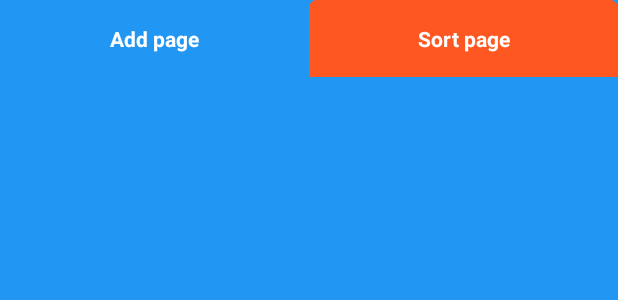
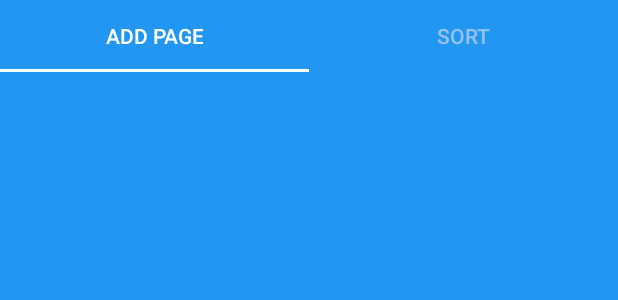
Before and after one commit to RockPilgrim/Money, an Android app: the layout activity_main.xml on its own in the app's theme, with its tools: preview values and no code run, on a phone screen of 412 x 824 dp. Shown: the top 300 px of the screen. Run offline under Robolectric (Android 15) with nearby library versions, the phone set to English and light mode, and no system bars.

Commit message:
Add tabs to toolbar

```diff
--- a/MoneyForTravel/app/src/main/java/my/rockpilgrim/moneyfortravel/view/add/AddFragment.java
+++ b/MoneyForTravel/app/src/main/java/my/rockpilgrim/moneyfortravel/view/add/AddFragment.java
@@ -96,7 +96,6 @@ public class AddFragment extends MvpAppCompatFragment implements IMvpAddView {
                 , tagEditText.getText().toString()
                 , descriptionEditText.getText().toString()
                 , new Date().getTime());
-
         clearFields();
         closeKeyboard();
     }
--- a/MoneyForTravel/app/src/main/res/layout/activity_main.xml
+++ b/MoneyForTravel/app/src/main/res/layout/activity_main.xml
@@ -22,47 +22,30 @@
             android:layout_height="0dp"
             android:translationZ="2dp"
             app:popupTheme="@style/Theme.AppCompat.Light"/>
-
-            <LinearLayout
-                android:orientation="horizontal"
+            <com.google.android.material.tabs.TabLayout
+                android:id="@+id/tab_layout"
+                app:tabSelectedTextColor="@color/colorWhite"
+                app:tabTextColor="@color/colorTextUnFocus"
+                app:tabIndicatorColor="@color/colorWhite"
                 android:layout_width="match_parent"
                 android:layout_height="wrap_content">
-
-                <Button
-                    android:padding="16dp"
-                    android:textStyle="bold"
-                    style="@style/AppTheme"
-                    android:text="@string/add_page"
-                    android:textColor="@color/colorWhite"
-                    android:textAllCaps="false"
-                    android:background="@drawable/button_shape"
-                    android:backgroundTint="@color/colorAdd"
+                <com.google.android.material.tabs.TabItem
                     android:id="@+id/add_button"
-                    android:layout_weight="1"
-                    android:layout_width="0dp"
-                    android:layout_height="wrap_content" />
-                <Button
-                    android:padding="16dp"
-                    android:textStyle="bold"
-                    style="@style/AppTheme"
-                    android:textColor="@color/colorWhite"
-                    android:textAllCaps="false"
-                    android:text="@string/sort_page"
-                    android:background="@drawable/button_shape"
-                    android:backgroundTint="@color/colorSort"
+                    android:layout_height="wrap_content"
+                    android:layout_width="wrap_content"
+                    android:text="@string/add_page"/>
+                <com.google.android.material.tabs.TabItem
                     android:id="@+id/sort_button"
-                    android:layout_weight="1"
-                    android:layout_width="0dp"
-                    android:layout_height="wrap_content"/>
-            </LinearLayout>
-
-
+                    android:layout_height="wrap_content"
+                    android:layout_width="wrap_content"
+                    android:text="@string/sort"/>
+            </com.google.android.material.tabs.TabLayout>
                 <my.rockpilgrim.moneyfortravel.view.main.WrapViewPager
                     android:id="@+id/viewPager"
                     android:layout_width="match_parent"
                     android:layout_height="wrap_content" />
+    </com.google.android.material.appbar.AppBarLayout>
 
-    </com.google.android.material.appbar.AppBarLayout>
     <FrameLayout
         android:layout_gravity="bottom"
         android:orientation="vertical"
--- a/MoneyForTravel/app/src/main/res/layout/list_layout.xml
+++ b/MoneyForTravel/app/src/main/res/layout/list_layout.xml
@@ -30,6 +30,8 @@
             android:background="@color/colorPrimaryDark"
             android:orientation="horizontal"
             android:padding="8dp"
+            android:paddingStart="32dp"
+            android:paddingEnd="32dp"
             app:layout_constraintBottom_toBottomOf="@id/list_constraintLayout">
 
             <TextView
--- a/MoneyForTravel/app/src/main/res/layout/sort_layout.xml
+++ b/MoneyForTravel/app/src/main/res/layout/sort_layout.xml
@@ -2,7 +2,8 @@
 <LinearLayout xmlns:android="http://schemas.android.com/apk/res/android"
     android:layout_width="match_parent"
     android:layout_height="wrap_content"
-    android:background="@color/colorSort"
+    android:background="@color/colorAdd"
+    android:padding="16dp"
     xmlns:app="http://schemas.android.com/apk/res-auto"
     android:orientation="vertical">
 
@@ -87,7 +88,6 @@
     <LinearLayout
         android:orientation="horizontal"
         android:gravity="end"
-        android:layout_margin="16dp"
         android:layout_width="match_parent"
         android:layout_height="wrap_content">
 
--- a/MoneyForTravel/app/src/main/res/values/colors.xml
+++ b/MoneyForTravel/app/src/main/res/values/colors.xml
@@ -8,6 +8,7 @@
     <color name="colorNegative">#F44336</color>
 
     <color name="colorAdd">#2196F3</color>
+    <color name="colorTextUnFocus">#98C2F3</color>
     <color name="colorSort">#FF5722</color>
     <color name="transparent">#00FFFFFF</color>
     <color name="colorTitleText">#232F34</color>
```
Also changed, not shown: MoneyForTravel/app/src/main/java/my/rockpilgrim/moneyfortravel/view/main/MainActivity.java (+29 -20 lines).
